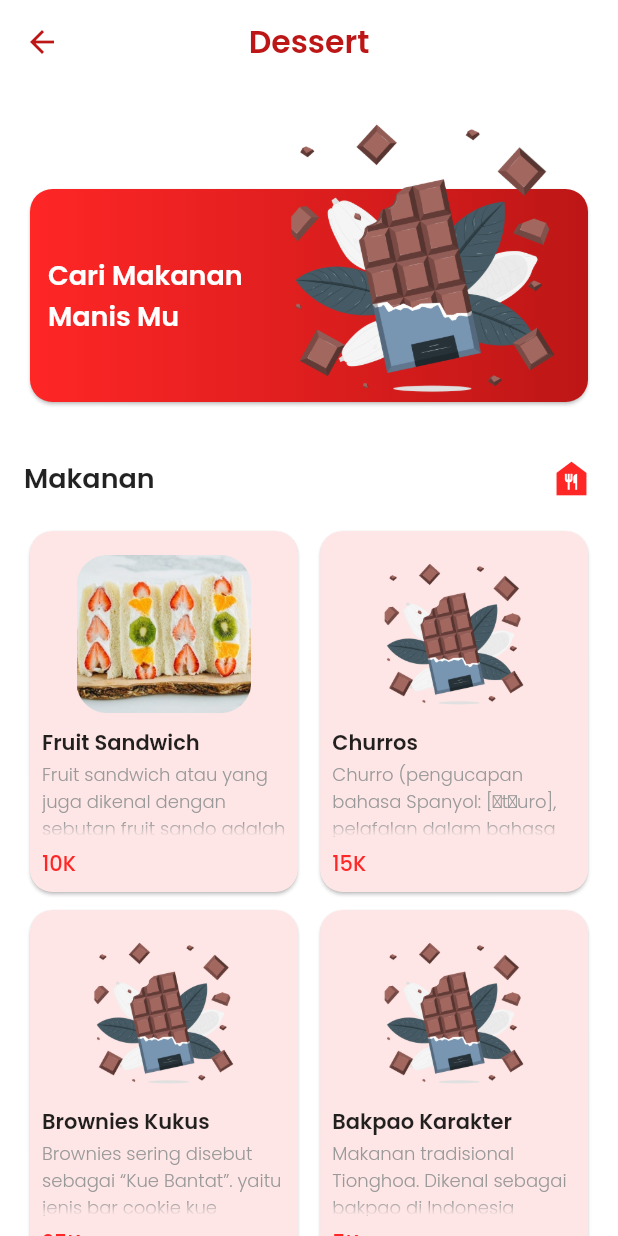
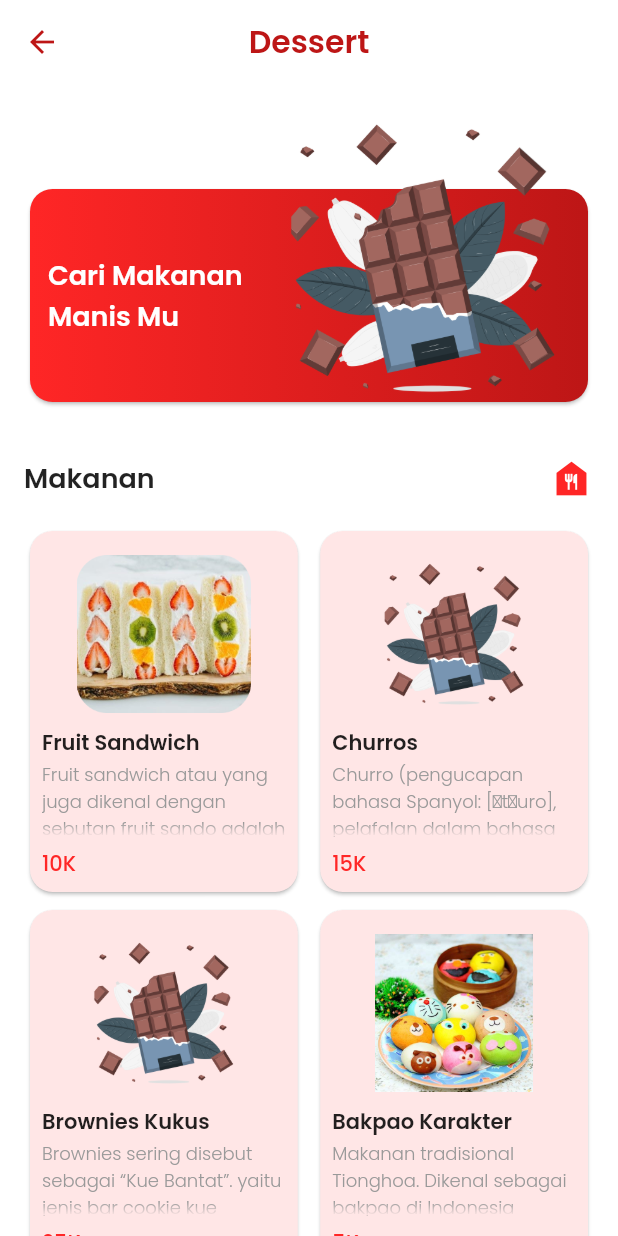
Before and after one commit to tasyarkh/Unite-Resto, a Flutter app: the dessert screen opened directly, on a phone screen of 412 x 824 dp. Run offline on Flutter 3.47's test engine with Material 2 defaults, Android fonts, the phone set to English and light mode, and no system bars.

Commit message:
add desk

```diff
--- a/lib/components/menu.dart
+++ b/lib/components/menu.dart
@@ -44,7 +44,7 @@ class MenuModel {
         phone: '62881024488548'),
     MenuModel(
         foodName: 'Bakpao Karakter',
-        foodImage: 'assets/img/des.png',
+        foodImage: 'assets/img/bkp.jpg',
         foodDesk:
             'Makanan tradisional Tionghoa. Dikenal sebagai bakpao di Indonesia karena diserap dari bahasa Hokkian yang dituturkan mayoritas orang Tionghoa di Indonesia.\n Bahan - bahan :\n -Tepung Cakra\n -Ragi\n -Tang Mien\n -Gula Pasir\n -Mentega Putih',
         foodPrice: '5K',
@@ -56,7 +56,7 @@ class MenuModel {
   static final List<MenuModel> menuMencourse = [
     MenuModel(
         foodName: 'Risol Mayo',
-        foodImage: 'assets/img/des.png',
+        foodImage: 'assets/img/rsl.png',
         foodDesk:
             'Risol Mayo adalah risol yang berisi mayonnaise, daging asap, telur dan kentang. Terkenal sebagai cemilan sore hari, isian dari risol mayo dilapisi dengan kulit risol yang digulung balur dengan tepung roti yang bikin jajanan ini lebih renyah.\n Bahan - bahan :\n -Tepung Terigu\n -Tepung Tapioka\n -Telur\n -Garam\n -Sosis & Smoke Beef\n -Mayonaise\n -Tepung Roti\n -Susu',
         foodPrice: '5K',
@@ -80,7 +80,7 @@ class MenuModel {
         phone: '6288291778672'),
     MenuModel(
         foodName: 'Roti Goreng',
-        foodImage: 'assets/img/des.png',
+        foodImage: 'assets/img/rt.png',
         foodDesk: 'Roti yang diberi isian sosis lalu dibalurkan tepung terigu dan tepung panir dan digoreng secara deep fried agar menjadikan tekstur bagian luar roti crispy dan bagian dalam sosis dan roti tetap empuk.\nBahan - bahan :\n -Roti Tawar\n -Sosis\n -Tepung Panir\n -Tepung Terigu\n -Minyak\n -Saus Tomat/Sambal',
         foodPrice: '5K',
         kel: 'Kelompok 7',
@@ -147,7 +147,7 @@ class MenuModel {
         phone: '6281387287570'),
     MenuModel(
         foodName: 'Nasi Pepes',
-        foodImage: 'assets/img/des.png',
+        foodImage: 'assets/img/Np.jpg',
         foodDesk:
             'Nasi Pepes merupakan nasi putih yang diberi isian daging ayam atau berbagai isian lainnya yang dibungkus daun pisang lalu dikukus.\nBahan- bahan :\n -',
         foodPrice: '10K',
@@ -155,7 +155,7 @@ class MenuModel {
         phone: '6281218016462'),
     MenuModel(
         foodName: 'Ketoprak',
-        foodImage: 'assets/img/des.png',
+        foodImage: 'assets/img/Ktp.jpg',
         foodDesk:
             'Ketoprak merupakan makanan favorit khalayak banyak dengan tahu, bihun, mentimun, taoge, dan bisa juga memakai telur rebus yang dilengkapi dengan saus kacang, kecap manis, dan taburan bawang merah goreng. Dapat pula dihidangkan dengan tambahan kerupuk atau emping melinjo.\nBahan - bahan :\n -',
         foodPrice: '10K',
--- a/lib/screens/pesan.dart
+++ b/lib/screens/pesan.dart
@@ -1,7 +1,7 @@
 import 'package:flutter/material.dart';
 import 'package:unite_resto/style/style.dart';
 import 'package:url_launcher/url_launcher.dart';
-import 'package:url_launcher/link.dart';
+
 
 class pesan extends StatelessWidget {
   final String foodName;
--- a/pubspec.yaml
+++ b/pubspec.yaml
@@ -84,7 +84,11 @@ flutter:
     - assets/img/Tc.jpeg
     - assets/img/Kr.jpeg
     - assets/img/dm.jpg
-
+    - assets/img/Ktp.jpg
+    - assets/img/Np.jpg
+    - assets/img/rt.png
+    - assets/img/rsl.png
+    - assets/img/bkp.jpg
 
 
   # An image asset can refer to one or more resolution-specific "variants", see
```
Also changed, not shown: assets/img/Ktp.jpg (added), assets/img/Np.JPG (added), assets/img/bkp.jpg (added), assets/img/rsl.png (added), assets/img/rt.png (added).
